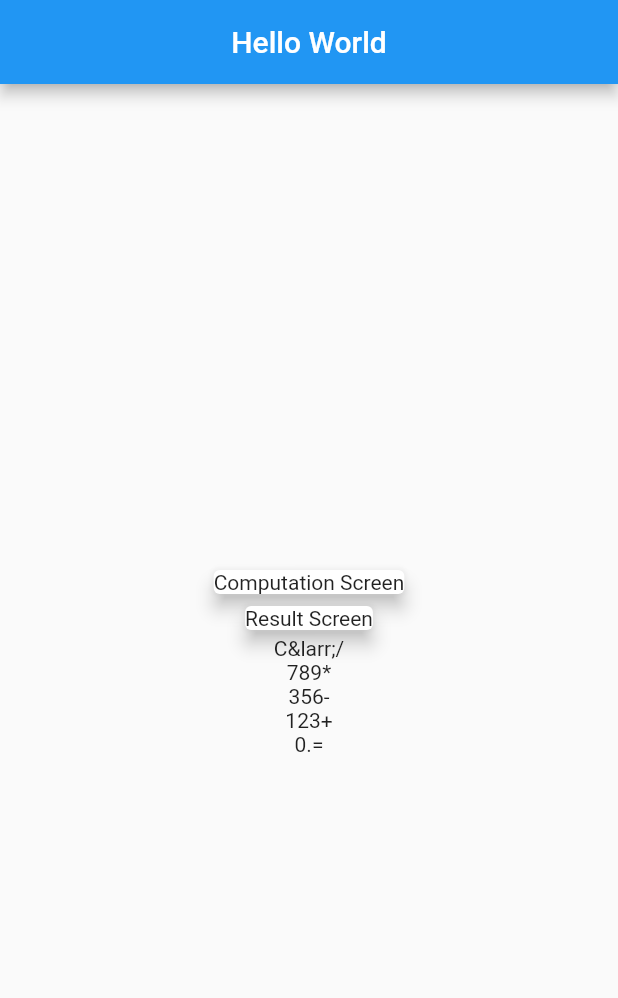
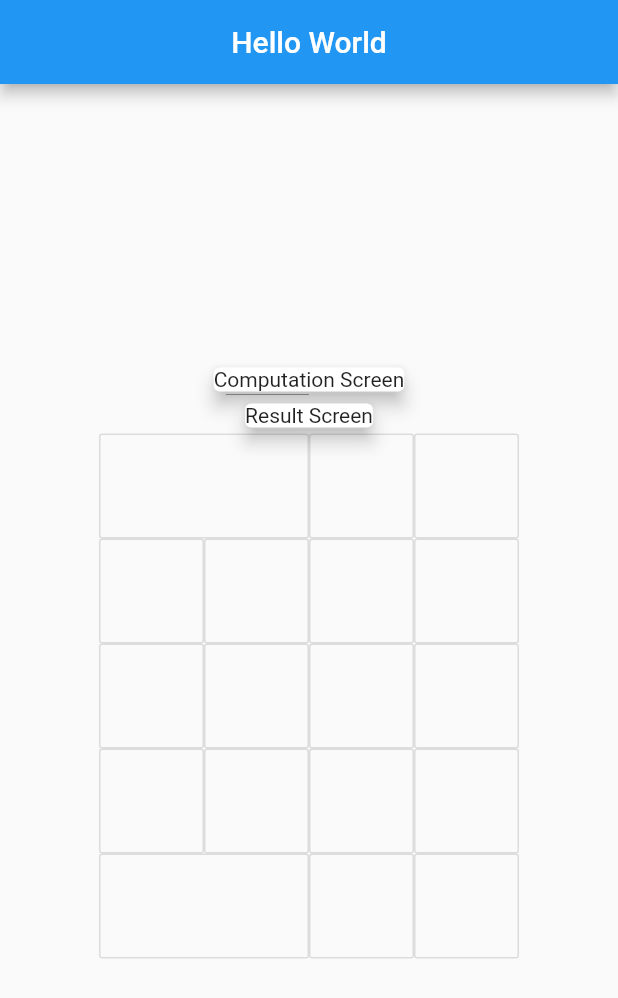
Before and after one commit to fritter/calculator_flutter, a Flutter app: the screen it shows after launch, on a phone screen of 412 x 824 dp. Shown: the top 998 px of the screen. Run offline on Flutter 3.47's test engine with Material 2 defaults, Android fonts, the phone set to English and light mode, and no system bars.

Commit message:
Added Keypad Widget

```diff
--- a/lib/widgets/calculator.dart
+++ b/lib/widgets/calculator.dart
@@ -1,8 +1,8 @@
-import 'package:calculator_flutter/widgets/result_screen.dart';
 import 'package:flutter/material.dart';
 
 import './computation_screen.dart';
-import './computation_screen.dart';
+import './result_screen.dart';
+import './keypad.dart';
 
 class Calculator extends StatelessWidget {
   @override
@@ -13,49 +13,11 @@ class Calculator extends StatelessWidget {
         children: <Widget>[
           ComputationScreen(),
           ResultScreen(),
-          Row(
-            mainAxisAlignment: MainAxisAlignment.center,
-            children: <Widget>[
-              Text('C'),
-              Text('&larr;'),
-              Text('/'),
-            ],
-          ),
-          Row(
-            mainAxisAlignment: MainAxisAlignment.center,
-            children: <Widget>[
-              Text('7'),
-              Text('8'),
-              Text('9'),
-              Text('*'),
-            ],
-          ),
-          Row(
-            mainAxisAlignment: MainAxisAlignment.center,
-            children: <Widget>[
-              Text('3'),
-              Text('5'),
-              Text('6'),
-              Text('-'),
-            ],
-          ),
-          Row(
-            mainAxisAlignment: MainAxisAlignment.center,
-            children: <Widget>[
-              Text('1'),
-              Text('2'),
-              Text('3'),
-              Text('+'),
-            ],
-          ),
-          Row(
-            mainAxisAlignment: MainAxisAlignment.center,
-            children: <Widget>[
-              Text('0'),
-              Text('.'),
-              Text('='),
-            ],
-          ),
+          Keypad(3),
+          Keypad(4),
+          Keypad(4),
+          Keypad(4),
+          Keypad(3),
         ],
       ),
     );
--- /dev/null
+++ b/lib/widgets/keypad.dart
@@ -0,0 +1,68 @@
+import 'package:flutter/material.dart';
+
+class Keypad extends StatelessWidget {
+  final int nButtons;
+
+  Keypad(this.nButtons);
+
+  @override
+  Widget build(BuildContext context) {
+    return Row(
+      mainAxisAlignment: MainAxisAlignment.center,
+      children: nButtons == 4
+          ? <Widget>[
+              SizedBox(
+                height: 70,
+                width: 70,
+                child: OutlineButton(
+                  onPressed: () {},
+                ),
+              ),
+              SizedBox(
+                height: 70,
+                width: 70,
+                child: OutlineButton(
+                  onPressed: () {},
+                ),
+              ),
+              SizedBox(
+                height: 70,
+                width: 70,
+                child: OutlineButton(
+                  onPressed: () {},
+                ),
+              ),
+              SizedBox(
+                height: 70,
+                width: 70,
+                child: OutlineButton(
+                  onPressed: () {},
+                ),
+              ),
+            ]
+          : <Widget>[
+              SizedBox(
+                height: 70,
+                width: 140,
+                child: OutlineButton(
+                  onPressed: () {},
+                ),
+              ),
+              SizedBox(
+                height: 70,
+                width: 70,
+                child: OutlineButton(
+                  onPressed: () {},
+                ),
+              ),
+              SizedBox(
+                height: 70,
+                width: 70,
+                child: OutlineButton(
+                  onPressed: () {},
+                ),
+              ),
+            ],
+    );
+  }
+}
```
